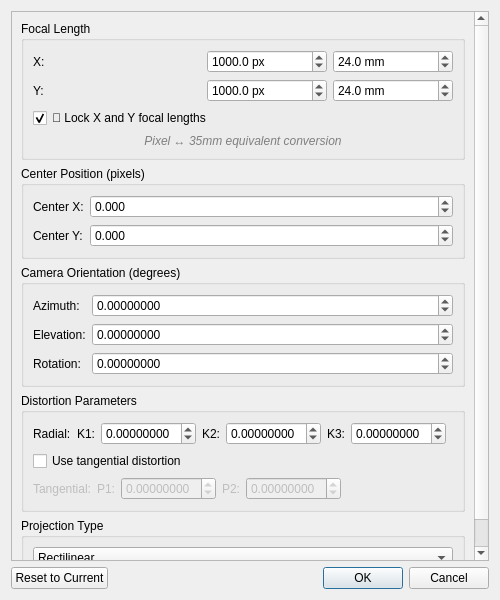
Before: the Qt Designer form guihelpers/camera_modification.ui in jsenniko/sudrabainiemakoni, drawn with Qt 5.
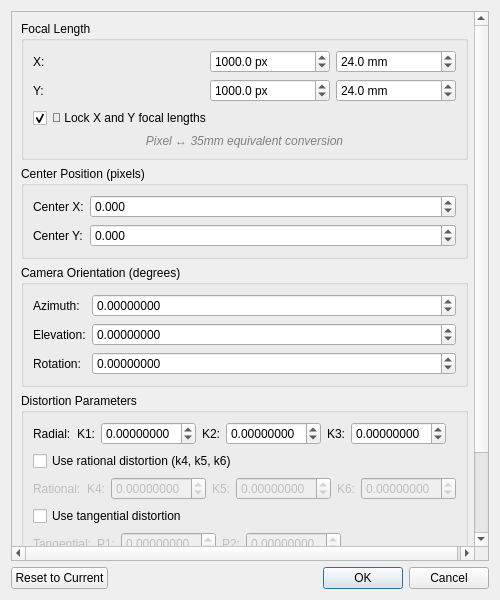
After: the same form once the commit is applied.

What changed in the file:
```diff
--- a/guihelpers/camera_modification.ui
+++ b/guihelpers/camera_modification.ui
@@ -434,6 +434,154 @@
             </item>
            </layout>
           </item>
+          <item>
+           <widget class="QCheckBox" name="checkBox_use_rational">
+            <property name="text">
+             <string>Use rational distortion (k4, k5, k6)</string>
+            </property>
+           </widget>
+          </item>
+          <item>
+           <layout class="QHBoxLayout" name="horizontalLayout_rational">
+            <item>
+             <widget class="QLabel" name="label_rational">
+              <property name="text">
+               <string>Rational:</string>
+              </property>
+              <property name="enabled">
+               <bool>false</bool>
+              </property>
+             </widget>
+            </item>
+            <item>
+             <widget class="QLabel" name="label_k4">
+              <property name="text">
+               <string>K4:</string>
+              </property>
+              <property name="enabled">
+               <bool>false</bool>
+              </property>
+             </widget>
+            </item>
+            <item>
+             <widget class="QDoubleSpinBox" name="doubleSpinBox_k4">
+              <property name="enabled">
+               <bool>false</bool>
+              </property>
+              <property name="minimum">
+               <double>-1.000000000000000</double>
+              </property>
+              <property name="maximum">
+               <double>1.000000000000000</double>
+              </property>
+              <property name="decimals">
+               <number>8</number>
+              </property>
+              <property name="singleStep">
+               <double>0.000001000000000</double>
+              </property>
+              <property name="value">
+               <double>0.000000000000000</double>
+              </property>
+              <property name="maximumSize">
+               <size>
+                <width>100</width>
+                <height>16777215</height>
+               </size>
+              </property>
+             </widget>
+            </item>
+            <item>
+             <widget class="QLabel" name="label_k5">
+              <property name="text">
+               <string>K5:</string>
+              </property>
+              <property name="enabled">
+               <bool>false</bool>
+              </property>
+             </widget>
+            </item>
+            <item>
+             <widget class="QDoubleSpinBox" name="doubleSpinBox_k5">
+              <property name="enabled">
+               <bool>false</bool>
+              </property>
+              <property name="minimum">
+               <double>-1.000000000000000</double>
+              </property>
+              <property name="maximum">
+               <double>1.000000000000000</double>
+              </property>
+              <property name="decimals">
+               <number>8</number>
+              </property>
+              <property name="singleStep">
+               <double>0.000001000000000</double>
+              </property>
+              <property name="value">
+               <double>0.000000000000000</double>
+              </property>
+              <property name="maximumSize">
+               <size>
+                <width>100</width>
+                <height>16777215</height>
+               </size>
+              </property>
+             </widget>
+            </item>
+            <item>
+             <widget class="QLabel" name="label_k6">
+              <property name="text">
+               <string>K6:</string>
+              </property>
+              <property name="enabled">
+               <bool>false</bool>
+              </property>
+             </widget>
+            </item>
+            <item>
+             <widget class="QDoubleSpinBox" name="doubleSpinBox_k6">
+              <property name="enabled">
+               <bool>false</bool>
+              </property>
+              <property name="minimum">
+               <double>-1.000000000000000</double>
+              </property>
+              <property name="maximum">
+               <double>1.000000000000000</double>
+              </property>
+              <property name="decimals">
+               <number>8</number>
+              </property>
+              <property name="singleStep">
+               <double>0.000001000000000</double>
+              </property>
+              <property name="value">
+               <double>0.000000000000000</double>
+              </property>
+              <property name="maximumSize">
+               <size>
+                <width>100</width>
+                <height>16777215</height>
+               </size>
+              </property>
+             </widget>
+            </item>
+            <item>
+             <spacer name="horizontalSpacer_rational">
+              <property name="orientation">
+               <enum>Qt::Horizontal</enum>
+              </property>
+              <property name="sizeHint" stdset="0">
+               <size>
+                <width>40</width>
+                <height>20</height>
+               </size>
+              </property>
+             </spacer>
+            </item>
+           </layout>
+          </item>
           <item>
            <widget class="QCheckBox" name="checkBox_use_tangential">
             <property name="text">
```
